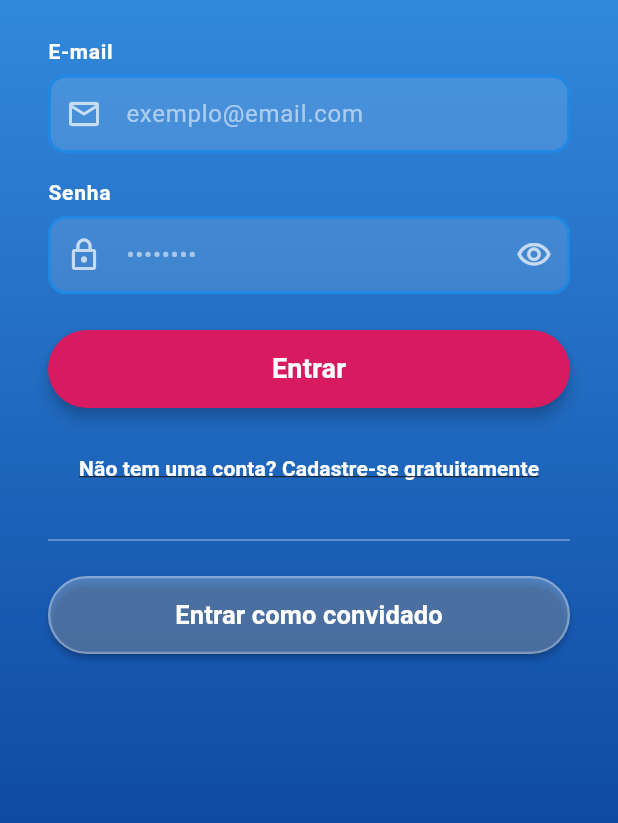
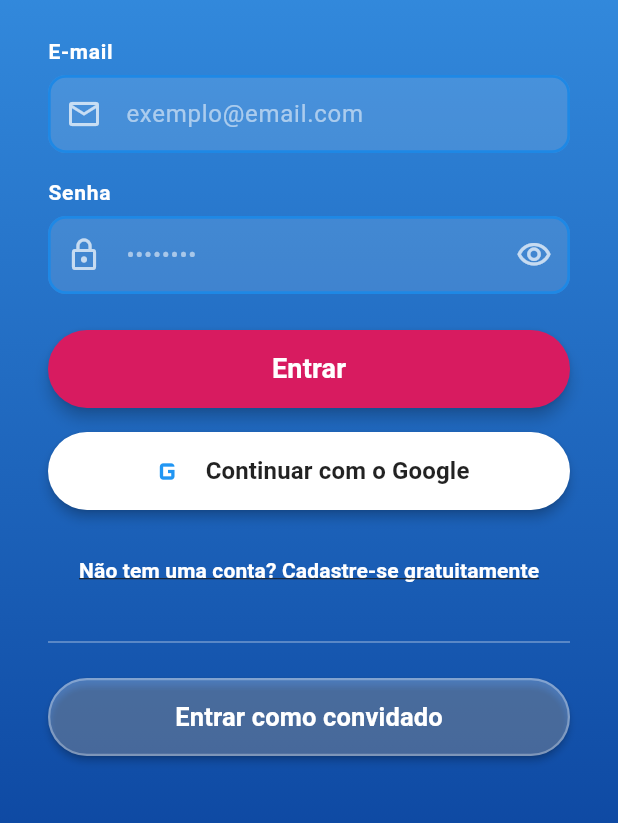
Before and after one commit to nathanhgo/sinapse, a Flutter app: the screen it shows after launch, on a phone screen of 412 x 824 dp, the part 375-1198 px from its top. Run offline on Flutter 3.47's test engine with Material 3 defaults, Android fonts, the phone set to English and light mode, and no system bars; our stand-ins replace audioplayers, flutter_dotenv, flutter_local_notifications, image_picker, package_info_plus, supabase_flutter; accounts and stored records are empty; network calls fail.

Commit message:
feat: login com google

```diff
--- a/lib/backgroundMusic.dart
+++ b/lib/backgroundMusic.dart
@@ -28,7 +28,7 @@ class BackgroundMusic with WidgetsBindingObserver {
           audioFocus: AndroidAudioFocus.none, // Não pega foco exclusivo
         ),
         iOS: AudioContextIOS(
-          category: AVAudioSessionCategory.ambient,
+          category: AVAudioSessionCategory.playback,
           options: {
             AVAudioSessionOptions.mixWithOthers,
           },
--- a/lib/main.dart
+++ b/lib/main.dart
@@ -1,4 +1,6 @@
 import 'package:flutter/material.dart';
+import 'package:flutter/foundation.dart';
+import 'dart:async';
 import 'package:supabase_flutter/supabase_flutter.dart';
 import 'package:flutter_dotenv/flutter_dotenv.dart';
 import 'homePage.dart';
@@ -172,9 +174,26 @@ class _LoginPageState extends State<LoginPage> {
   bool _senhaVisivel = false;
   bool _isCadastro = false; // Alterna entre login e cadastro
   bool _isLoading = false; // Indicador de carregamento
+  StreamSubscription<AuthState>? _authSubscription;
+
+  @override
+  void initState() {
+    super.initState();
+    _authSubscription = Supabase.instance.client.auth.onAuthStateChange.listen((data) {
+      final session = data.session;
+      if (session != null && mounted) {
+        // Redireciona imediatamente ao detectar login (Ex: Google Redirect)
+        _mostrarMensagem('Bem-vindo ao Sinapse!', erro: false);
+        Navigator.of(context).pushReplacement(
+          MaterialPageRoute(builder: (_) => const HomePage()),
+        );
+      }
+    });
+  }
 
   @override
   void dispose() {
+    _authSubscription?.cancel();
     _emailController.dispose();
     _senhaController.dispose();
     _nomeController.dispose();
@@ -227,6 +246,23 @@ class _LoginPageState extends State<LoginPage> {
       if (mounted) {
         setState(() => _isLoading = false);
       }
+    }
+  }
+
+  // Método para autenticar usuário com o Google
+  Future<void> _fazerLoginGoogle() async {
+    setState(() => _isLoading = true);
+    try {
+      await Supabase.instance.client.auth.signInWithOAuth(
+        OAuthProvider.google,
+        redirectTo: kIsWeb ? null : 'sinapse://login-callback',
+      );
+    } on AuthException catch (e) {
+      _mostrarMensagem(e.message);
+      setState(() => _isLoading = false);
+    } catch (e) {
+      _mostrarMensagem('Ocorreu um erro ao entrar com o Google: $e');
+      setState(() => _isLoading = false);
     }
   }
 
@@ -519,6 +555,46 @@ class _LoginPageState extends State<LoginPage> {
 
                     const SizedBox(height: 16),
 
+                    // Botão do Google
+                    ElevatedButton(
+                      onPressed: _isLoading ? null : _fazerLoginGoogle,
+                      style: ElevatedButton.styleFrom(
+                        backgroundColor: Colors.white,
+                        foregroundColor: Colors.black87,
+                        minimumSize: const Size(double.infinity, 52),
+                        shape: RoundedRectangleBorder(
+                          borderRadius: BorderRadius.circular(30),
+                        ),
+                        elevation: 3,
+                      ),
+                      child: Row(
+                        mainAxisAlignment: MainAxisAlignment.center,
+                        children: [
+                          Image.network(
+                            'https://upload.wikimedia.org/wikipedia/commons/thumb/c/c1/Google_%22G%22_logo.svg/1024px-Google_%22G%22_logo.svg.png',
+                            height: 22,
+                            width: 22,
+                            errorBuilder: (context, error, stackTrace) => const Icon(
+                              Icons.g_mobiledata,
+                              color: Colors.blue,
+                              size: 26,
+                            ),
+                          ),
+                          const SizedBox(width: 12),
+                          const Text(
+                            'Continuar com o Google',
+                            style: TextStyle(
+                              fontSize: 16,
+                              fontWeight: FontWeight.w600,
+                              color: Colors.black87,
+                            ),
+                          ),
+                        ],
+                      ),
+                    ),
+
+                    const SizedBox(height: 16),
+
                     // Alternador Login <-> Cadastro
                     TextButton(
                       onPressed: _isLoading
--- a/pubspec.yaml
+++ b/pubspec.yaml
@@ -16,7 +16,7 @@ publish_to: 'none' # Remove this line if you wish to publish to pub.dev
 # https://developer.apple.com/library/archive/documentation/General/Reference/InfoPlistKeyReference/Articles/CoreFoundationKeys.html
 # In Windows, build-name is used as the major, minor, and patch parts
 # of the product and file versions while build-number is used as the build suffix.
-version: 1.0.1+2
+version: 1.0.2+3
 
 environment:
   sdk: ^3.11.1
```
Also changed, not shown: pubspec.lock, 3 other files.
